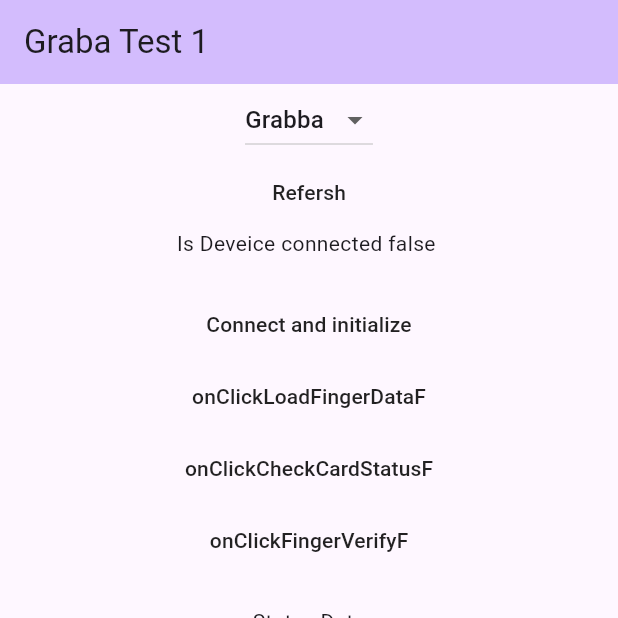
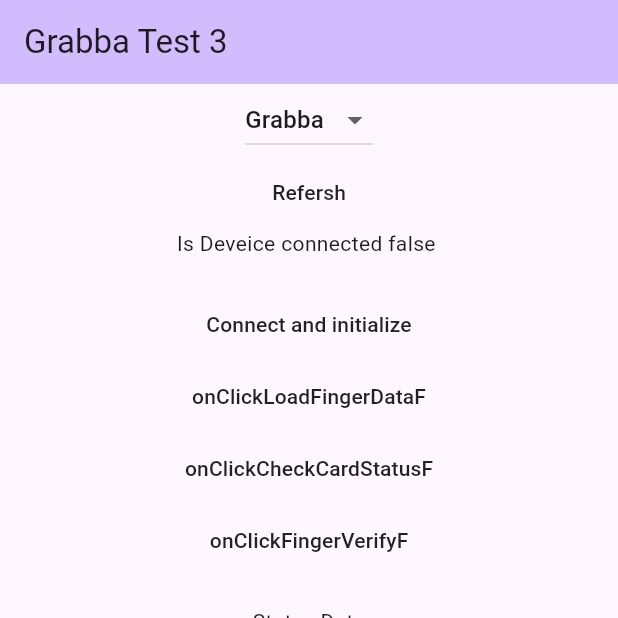
Before and after one commit to sadaqatdev/flutter_eida_toolkit, a Flutter app: the screen it shows after launch, on a phone screen of 412 x 824 dp, the top half of it. Run offline on Flutter 3.47's test engine with Material 3 defaults, Android fonts, the phone set to English and light mode, and no system bars; our stand-ins replace permission_handler.

Commit message:
save
save

```diff
--- a/lib/main.dart
+++ b/lib/main.dart
@@ -35,7 +35,7 @@ class MyApp extends StatelessWidget {
         colorScheme: ColorScheme.fromSeed(seedColor: Colors.deepPurple),
         useMaterial3: true,
       ),
-      home: const MyHomePage(title: 'Graba Test 1'),
+      home: const MyHomePage(title: 'Grabba Test 3'),
     );
   }
 }
```
